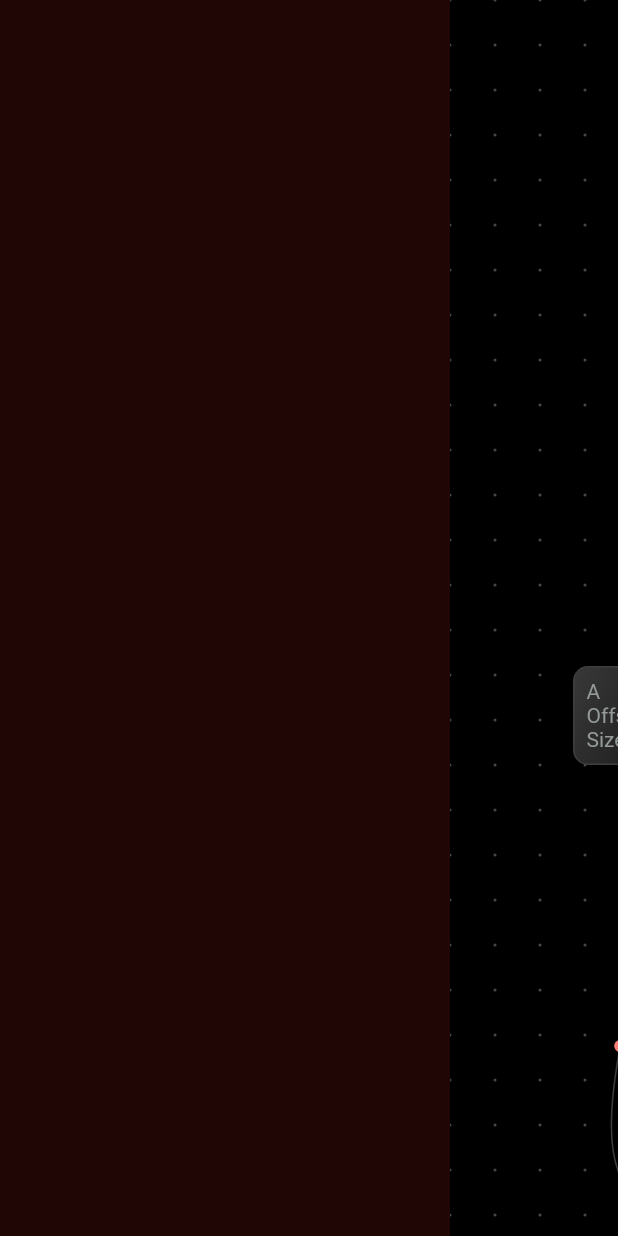
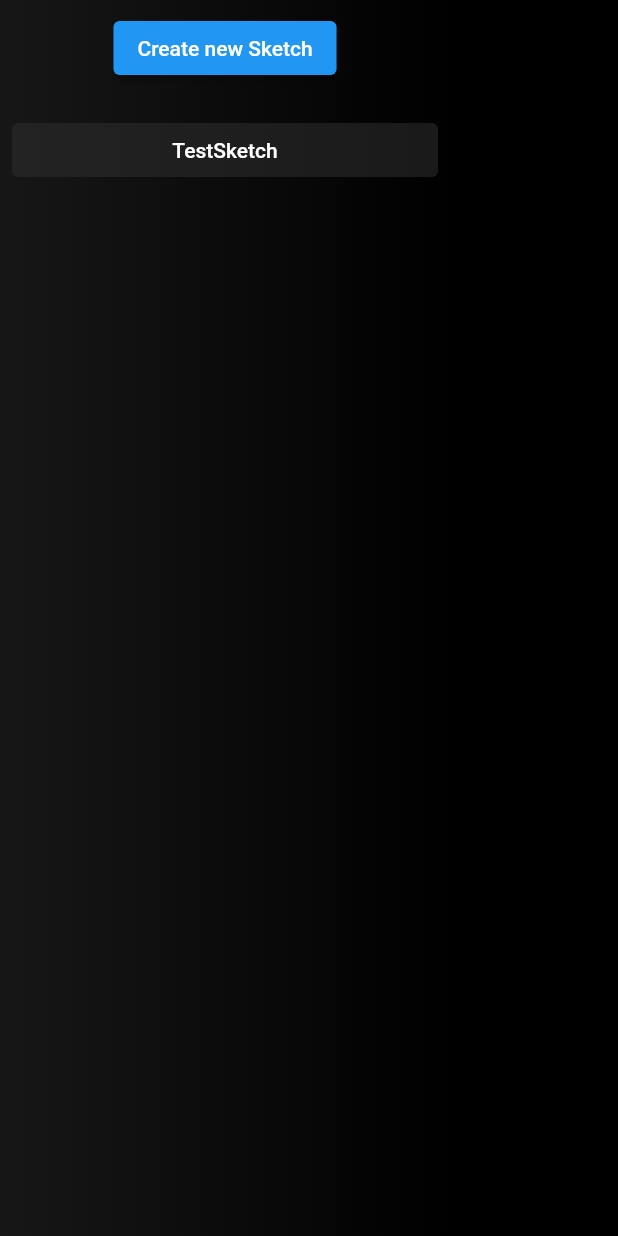
Before and after one commit to manuu10/flow_chart_editor, a Flutter app: the screen it shows after launch, on a phone screen of 412 x 824 dp. Run offline on Flutter 3.47's test engine with Material 2 defaults, Android fonts, the phone set to English and light mode, and no system bars; our stand-ins replace flutter_hooks, hooks_riverpod, nanoid; missing offline and left inert: context_menus.

Commit message:
feat: create, update and edit multiple sketches

```diff
--- /dev/null
+++ b/lib/components/sidebar.dart
@@ -0,0 +1,69 @@
+import 'package:flow_chart_editor/data/sketch.dart';
+import 'package:flow_chart_editor/main_screen.dart';
+import 'package:flutter/material.dart';
+import 'package:flutter_hooks/flutter_hooks.dart';
+import 'package:hooks_riverpod/hooks_riverpod.dart';
+import 'package:nanoid/nanoid.dart';
+
+class AsideNavigation extends HookConsumerWidget {
+  const AsideNavigation({Key? key, this.selectedSketchID, this.onSelect})
+      : super(key: key);
+  final void Function(FlowSketch value)? onSelect;
+  final String? selectedSketchID;
+  @override
+  Widget build(BuildContext context, WidgetRef ref) {
+    final sketches = ref.watch(sketchProvider);
+    return Container(
+      padding: const EdgeInsets.all(8),
+      decoration: const BoxDecoration(
+          gradient: LinearGradient(
+        colors: [
+          Color.fromARGB(255, 23, 23, 23),
+          Colors.black,
+        ],
+        begin: Alignment.centerLeft,
+        end: Alignment.centerRight,
+      )),
+      child: Column(
+        children: [
+          ElevatedButton(
+            onPressed: () {
+              final id = nanoid();
+
+              ref.read(sketchProvider.notifier).state = [
+                ...sketches,
+                FlowSketch(
+                    id: id,
+                    title: id,
+                    nodes: [],
+                    connections: [],
+                    created: DateTime.now()),
+              ];
+            },
+            child: const Text("Create new Sketch"),
+          ),
+          const SizedBox(height: 20),
+          Expanded(
+            child: ListView.builder(
+              itemCount: sketches.length,
+              itemBuilder: (context, index) {
+                final sketch = sketches[index];
+                final selected = sketch.id == selectedSketchID;
+                return ElevatedButton(
+                  style: ElevatedButton.styleFrom(
+                    backgroundColor: selected
+                        ? Color.fromARGB(255, 207, 57, 57)
+                        : const Color.fromARGB(148, 44, 44, 44),
+                    elevation: 0,
+                  ),
+                  onPressed: () => onSelect?.call(sketch),
+                  child: Text(sketch.title),
+                );
+              },
+            ),
+          ),
+        ],
+      ),
+    );
+  }
+}
--- a/lib/main.dart
+++ b/lib/main.dart
@@ -2,6 +2,7 @@ import 'package:context_menus/context_menus.dart';
 import 'package:flow_chart_editor/components/spaced_row_column.dart';
 import 'package:flow_chart_editor/main_screen.dart';
 import 'package:flutter/material.dart';
+import 'package:hooks_riverpod/hooks_riverpod.dart';
 
 void main() {
   runApp(const RootApp());
@@ -13,7 +14,8 @@ class RootApp extends StatelessWidget {
   @override
   Widget build(BuildContext context) {
     final baseTheme = ThemeData.dark();
-    return MaterialApp(
+    return ProviderScope(
+      child: MaterialApp(
         theme: baseTheme.copyWith(
           scaffoldBackgroundColor: Colors.black,
           textTheme: baseTheme.textTheme.apply(
@@ -70,6 +72,7 @@ class RootApp extends StatelessWidget {
           },
           child: const MainScreen(),
         ),
+      ),
     );
   }
 }
--- a/lib/main_screen.dart
+++ b/lib/main_screen.dart
@@ -1,6 +1,9 @@
 import 'package:flow_chart_editor/components/flow_canvas.dart';
+import 'package:flow_chart_editor/components/sidebar.dart';
 import 'package:flow_chart_editor/data/sketch.dart';
 import 'package:flutter/material.dart';
+import 'package:flutter_hooks/flutter_hooks.dart';
+import 'package:hooks_riverpod/hooks_riverpod.dart';
 
 import 'data/flow_node_connection_data.dart';
 import 'data/flow_node_data.dart';
@@ -65,21 +68,52 @@ final sketch = FlowSketch(
     connections: defaultConnections,
     created: DateTime.now());
 
-class MainScreen extends StatelessWidget {
+final sketchProvider = StateProvider((ref) => <FlowSketch>[sketch]);
+
+class MainScreen extends HookConsumerWidget {
   const MainScreen({super.key});
 
   @override
-  Widget build(BuildContext context) {
+  Widget build(BuildContext context, WidgetRef ref) {
+    final sketches = ref.watch(sketchProvider);
+    final selectedSketchID = useState<String?>(null);
+    final selectedSketchIndex =
+        sketches.indexWhere((e) => e.id == selectedSketchID.value);
+    final selectedSketch =
+        selectedSketchIndex != -1 ? sketches[selectedSketchIndex] : null;
+
     return Scaffold(
       body: Row(
         children: [
           SizedBox(
             width: 300,
-            child: Container(
-              color: Color.fromARGB(255, 32, 6, 5),
+            child: AsideNavigation(
+              onSelect: (value) => selectedSketchID.value = value.id,
+              selectedSketchID: selectedSketchID.value,
             ),
           ),
-          Expanded(child: FlowCanvas(sketch)),
+          if (selectedSketch != null)
+            Expanded(
+              child: FlowCanvas(
+                selectedSketch,
+                onConnectionsChanged: (connection) {
+                  ref.read(sketchProvider.notifier).state = sketches.map((e) {
+                    if (e.id == selectedSketchID.value) {
+                      return e.copyWith(connections: connection);
+                    }
+                    return e;
+                  }).toList();
+                },
+                onNodesChanged: (nodes) {
+                  ref.read(sketchProvider.notifier).state = sketches.map((e) {
+                    if (e.id == selectedSketchID.value) {
+                      return e.copyWith(nodes: nodes);
+                    }
+                    return e;
+                  }).toList();
+                },
+              ),
+            ),
         ],
       ),
     );
--- a/pubspec.yaml
+++ b/pubspec.yaml
@@ -16,6 +16,7 @@ dependencies:
   hooks_riverpod: ^2.3.2
   flutter_hooks: ^0.18.6
   context_menus: ^1.0.2
+  nanoid: ^1.0.0
 
 dev_dependencies:
   flutter_test:
```
Also changed, not shown: lib/components/flow_canvas.dart (+28 -7 lines), pubspec.lock. Lines whose indentation alone changed are shown as unchanged.
